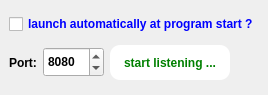
Qt form GUI/drs4remotecontrolserverconfigdlg.ui (dpscience/DDRS4PALS) before a commit.
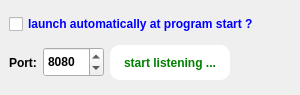
The same form after that commit.

Patch:
```diff
--- a/GUI/drs4remotecontrolserverconfigdlg.ui
+++ b/GUI/drs4remotecontrolserverconfigdlg.ui
@@ -6,19 +6,19 @@
    <rect>
     <x>0</x>
     <y>0</y>
-    <width>268</width>
+    <width>300</width>
     <height>95</height>
    </rect>
   </property>
   <property name="minimumSize">
    <size>
-    <width>268</width>
+    <width>300</width>
     <height>95</height>
    </size>
   </property>
   <property name="maximumSize">
    <size>
-    <width>268</width>
+    <width>300</width>
     <height>95</height>
    </size>
   </property>
```
